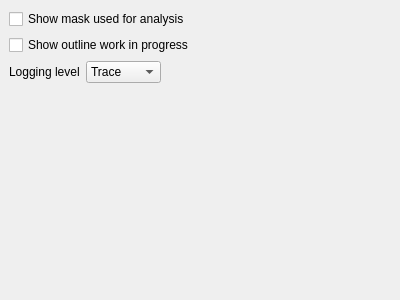
This is settingsdebug.ui in githubdoe/DFTFringe as Qt 5 draws it before an edit. The edited form follows.
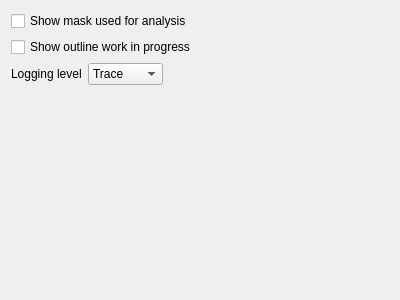
This is the edited form.

Commit message: added stretch to make final spacer work

Diff of the .ui file:
```diff
--- a/settingsdebug.ui
+++ b/settingsdebug.ui
@@ -13,25 +13,7 @@
   <property name="windowTitle">
    <string>Dialog</string>
   </property>
-  <widget class="QWidget" name="verticalLayoutWidget">
-   <property name="geometry">
-    <rect>
-     <x>0</x>
-     <y>0</y>
-     <width>391</width>
-     <height>261</height>
-    </rect>
-   </property>
-   <layout class="QVBoxLayout" name="verticalLayout">
-    <property name="sizeConstraint">
-     <enum>QLayout::SizeConstraint::SetDefaultConstraint</enum>
-    </property>
-    <property name="leftMargin">
-     <number>9</number>
-    </property>
-    <property name="topMargin">
-     <number>9</number>
-    </property>
+  <layout class="QVBoxLayout" name="verticalLayout" stretch="0,0,0,1">
     <item>
      <widget class="QCheckBox" name="checkBox">
       <property name="text">
@@ -120,13 +102,12 @@
       <property name="sizeHint" stdset="0">
        <size>
         <width>20</width>
-        <height>40</height>
+       <height>197</height>
        </size>
       </property>
      </spacer>
     </item>
    </layout>
-  </widget>
  </widget>
  <resources/>
  <connections/>
```
Lines whose indentation alone changed are shown as unchanged. The commit also changes 1 other file.
